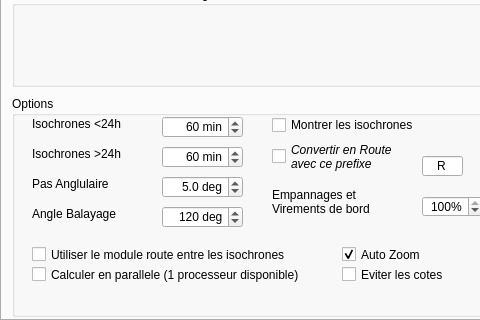
Old version of the form src/Ui/Routage_Editor.ui in the repository nohal/qtVlm; both pictures show x 0 to 480 and y 280 to 600 of the 613 by 600 pixel window.
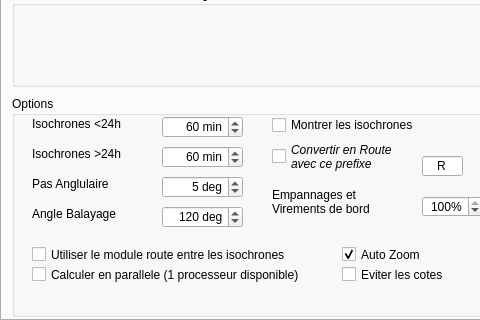
New version of the form.

```diff
--- a/src/Ui/Routage_Editor.ui
+++ b/src/Ui/Routage_Editor.ui
@@ -270,10 +270,10 @@
         <string> deg</string>
        </property>
        <property name="decimals">
-        <number>1</number>
+        <number>0</number>
        </property>
        <property name="minimum">
-        <double>0.100000000000000</double>
+        <double>1.000000000000000</double>
        </property>
        <property name="maximum">
         <double>180.000000000000000</double>
```
Left out of the diff: 2 changed lines with no effect on the pictures.
